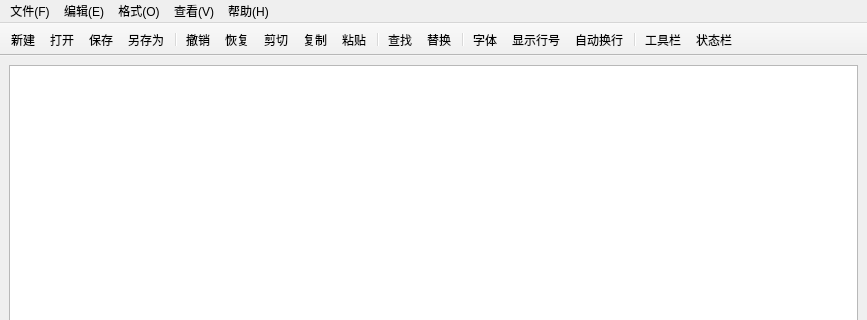
Above: practice2/TextEditor/texteditor.ui from xxhfln/QTCourse before the change; both pictures show x 0 to 867 and y 0 to 320 of the 867 by 648 pixel window. Below: the same form after it.
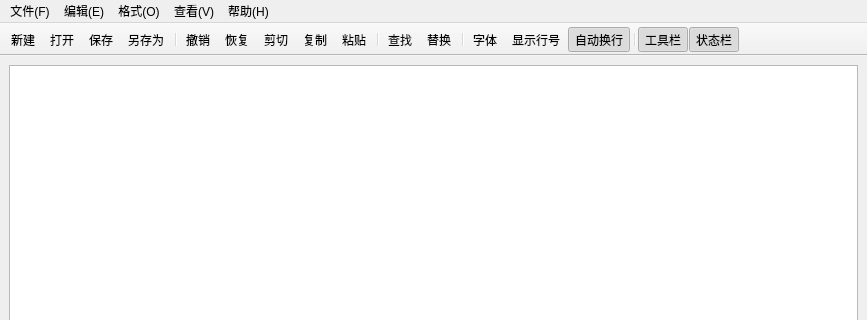
That is the form after the change. Icons and pictures are not drawn.

```diff
--- a/practice2/TextEditor/texteditor.ui
+++ b/practice2/TextEditor/texteditor.ui
@@ -312,6 +312,12 @@
    </property>
   </action>
   <action name="word_wrap_action">
+   <property name="checkable">
+    <bool>true</bool>
+   </property>
+   <property name="checked">
+    <bool>true</bool>
+   </property>
    <property name="icon">
     <iconset resource="res.qrc">
      <normaloff>:/images/images/word_wrap.png</normaloff>:/images/images/word_wrap.png</iconset>
@@ -375,6 +381,12 @@
    </property>
   </action>
   <action name="tool_bar_action">
+   <property name="checkable">
+    <bool>true</bool>
+   </property>
+   <property name="checked">
+    <bool>true</bool>
+   </property>
    <property name="icon">
     <iconset resource="res.qrc">
      <normaloff>:/images/images/tool_bar.png</normaloff>:/images/images/tool_bar.png</iconset>
@@ -387,6 +399,12 @@
    </property>
   </action>
   <action name="status_bar_action">
+   <property name="checkable">
+    <bool>true</bool>
+   </property>
+   <property name="checked">
+    <bool>true</bool>
+   </property>
    <property name="icon">
     <iconset resource="res.qrc">
      <normaloff>:/images/images/status_bar.png</normaloff>:/images/images/status_bar.png</iconset>
```
Left out of the diff: 9 changed lines with no effect on the pictures.
